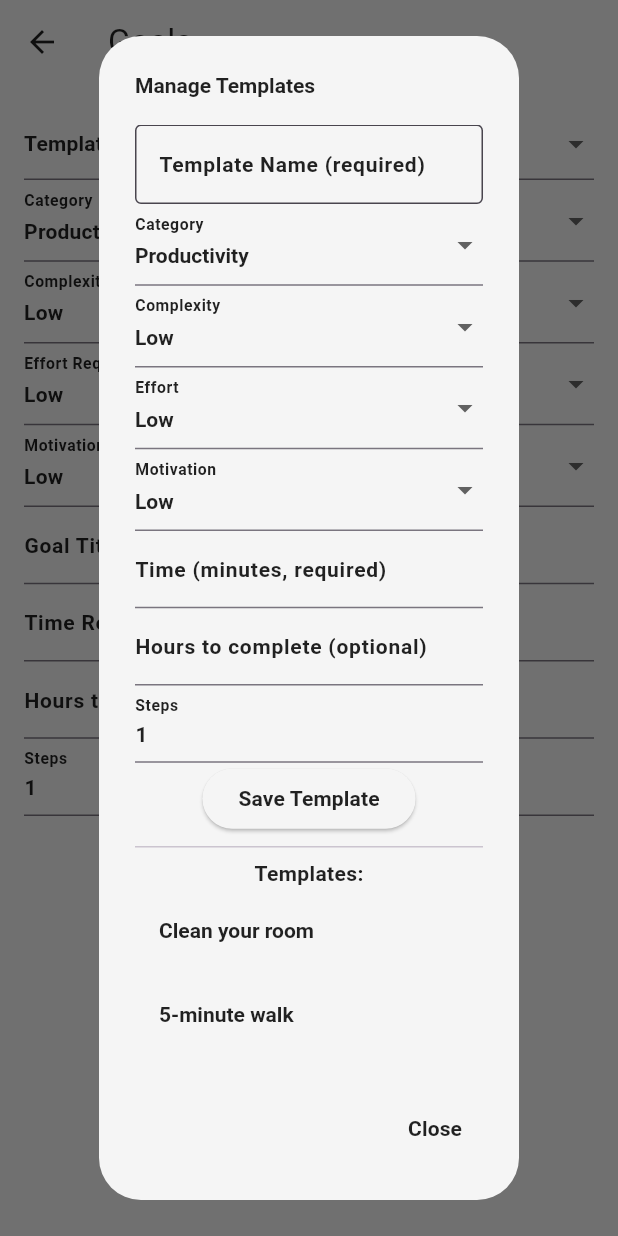
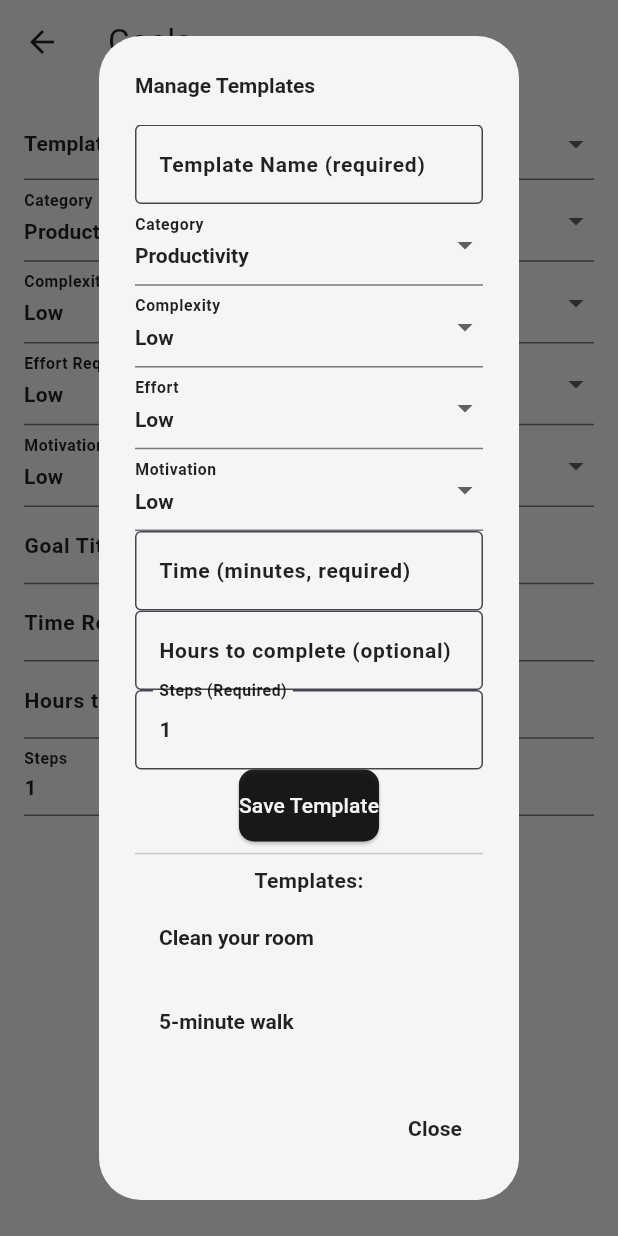
Before and after one commit to RandomSE/focusNexus, a Flutter app: the GoalsScreen screen opened by its route, after a tap on "Manage Templates", on a phone screen of 412 x 824 dp. Run offline on Flutter 3.47's test engine with Material 3 defaults, Android fonts, the phone set to English and light mode, and no system bars; our stand-ins replace flutter_local_notifications, flutter_secure_storage, permission_handler, timezone; missing offline and left inert: dart:ffi; accounts and stored records are empty.

Commit message:
Commit 31: Refactor
Refactor: Centralize UI components and improve goals screen

This commit improves Common Utils class to centralize reusable UI widgets and utility functions, cleaning up repeated code across different files.

Key changes:
- Created common builders for `TextFormField`, `Dropdown`, `SnackBar`, and various dialogs.
- Refactored the goals and achievement screens to use these new common utility widgets, reducing boilerplate.
- On the goals screen, added a pre-save validation function for templates and implemented a cleanup mechanism (`_validateTemplateGroups`) to handle multi-templates when a contained single template is deleted.
- In `achievement_service`, optimized storage writes by only saving if progress has changed.
- Minor UI text change on the dashboard screen title.
- Deleted several unused service files (`community_service`, `notification_service`, `task_service`, `user_preferences_service`).

```diff
--- a/lib/screens/dashboard_screen.dart
+++ b/lib/screens/dashboard_screen.dart
@@ -101,7 +101,7 @@ class _DashboardScreenState extends BaseState<DashboardScreen> {
       child: Scaffold(
         appBar: AppBar(
           title: Text(
-            'FocusNexus Dashboard',
+            'Dashboard',
             style: _textStyle,
             textAlign: TextAlign.center,
           ),
--- a/lib/screens/goals_screen.dart
+++ b/lib/screens/goals_screen.dart
@@ -587,6 +587,37 @@ class _GoalsScreenState extends BaseState<GoalsScreen> {
     }
   }
 
+  void _preSaveTemplate(String templateCategory, String templateComplexity, String templateEffort, String templateMotivation, GlobalKey<FormState> templateFormKey) {
+    if (!templateFormKey.currentState!.validate()) {
+      return; // stop if validation fails
+    }
+    if(_templateSteps.text.trim() == '') {
+      _templateSteps.text = '1';
+    }
+    final name = _templateName.text.trim();
+    final data = {
+      'category': templateCategory,
+      'complexity': templateComplexity,
+      'effort': templateEffort,
+      'motivation': templateMotivation,
+      'time': _templateTime.text.trim(),
+      'steps': _templateSteps.text.trim(),
+      'Hours to complete': _templateDeadline.text.trim(),
+    };
+
+    if (_templateDetails.containsKey(name)) {
+      setState(() => _templateDetails[name] = data);
+    } else {
+      setState(() => _userTemplates[name] = data);
+    }
+    _saveTemplates();
+
+    _templateName.clear();
+    _templateTime.clear();
+    _templateSteps.text = '1';
+    _templateDeadline.clear();
+  }
+
   void _viewGoalDetails(Map<String, dynamic> goal) {
     showDialog(
       context: context,
@@ -655,99 +686,29 @@ class _GoalsScreenState extends BaseState<GoalsScreen> {
                 child: Column(
                   mainAxisSize: MainAxisSize.min,
                   children: [
-                    TextFormField(
-                      controller: _templateName,
-                      style: _textStyle,
-                      decoration: InputDecoration(
-                        labelText: 'Template Name (required)',
-                        labelStyle: _textStyle,
-                        filled: true,
-                        fillColor: _secondaryColor,
-                        border: OutlineInputBorder(),
-                      ),
-                      validator: (value) {
+                    CommonUtils.buildTextFormField(
+                      _templateName, 'Template Name (required)', _textStyle, _secondaryColor, true, (value) {
                         if (value == null || value.trim().isEmpty) {
                           return 'Template name is required';
                         }
                         return null;
                         },
                     ),
-                    DropdownButtonFormField(
-                      dropdownColor: _secondaryColor,
-                      value: templateCategory,
-                      decoration: InputDecoration(
-                        labelText: 'Category',
-                        labelStyle: _textStyle,
-                      ),
-                      items: _categories
-                          .map((e) => DropdownMenuItem(value: e, child: Text(e)))
-                          .toList(),
-                      style: _textStyle,
-                      onChanged: (v) => setState(() => templateCategory = v!),
-                    ),
-                    DropdownButtonFormField(
-                      dropdownColor: _secondaryColor,
-                      value: templateComplexity,
-                      decoration: InputDecoration(
-                        labelText: 'Complexity',
-                        labelStyle: _textStyle,
-                      ),
-                      items: _levels
-                          .map((e) => DropdownMenuItem(value: e, child: Text(e)))
-                          .toList(),
-                      style: _textStyle,
-                      onChanged: (v) => setState(() => templateComplexity = v!),
-                    ),
-                    DropdownButtonFormField(
-                      dropdownColor: _secondaryColor,
-                      value: templateEffort,
-                      decoration: InputDecoration(
-                        labelText: 'Effort',
-                        labelStyle: _textStyle,
-                      ),
-                      items: _levels
-                          .map((e) => DropdownMenuItem(value: e, child: Text(e)))
-                          .toList(),
-                      style: _textStyle,
-                      onChanged: (v) => setState(() => templateEffort = v!),
-                    ),
-                    DropdownButtonFormField(
-                      dropdownColor: _secondaryColor,
-                      value: templateMotivation,
-                      decoration: InputDecoration(
-                        labelText: 'Motivation',
-                        labelStyle: _textStyle,
-                      ),
-                      items: _levels
-                          .map((e) => DropdownMenuItem(value: e, child: Text(e)))
-                          .toList(),
-                      style: _textStyle,
-                      onChanged: (v) => setState(() => templateMotivation = v!),
-                    ),
-                    TextFormField(
-                      style: _textStyle,
-                      controller: _templateTime,
-                      decoration: InputDecoration(
-                        labelText: 'Time (minutes, required)',
-                        labelStyle: _textStyle,
-                      ),
-                      validator: (v) {
+                    CommonUtils.buildDropdown('Category', templateCategory, _categories, _textStyle, _secondaryColor, (v) => setState(() => templateCategory = v!)),
+                    CommonUtils.buildDropdown('Complexity', templateComplexity, _levels, _textStyle, _secondaryColor, (v) => setState(() => templateComplexity = v!)),
+                    CommonUtils.buildDropdown('Effort', templateEffort, _levels, _textStyle, _secondaryColor, (v) => setState(() => templateEffort = v!)),
+                    CommonUtils.buildDropdown('Motivation', templateMotivation, _levels, _textStyle, _secondaryColor, (v) => setState(() => templateMotivation = v!)),
+                    CommonUtils.buildTextFormField(_templateTime, 'Time (minutes, required)', _textStyle, _secondaryColor, true, (v) {
                       final parsed = int.tryParse(v?.trim() ?? '');
                       if (parsed == null || parsed < 1 || parsed > 999) {
-                          return 'Please enter a valid number greater than 0 and smaller than 1000';
+                        return 'Please enter a whole number > 0 and < 1000';
                       }
                       minutesRequired = parsed;
                       return null;
-                      },
-                    ),
-                    TextFormField(
-                      style: _textStyle,
-                      controller: _templateDeadline,
-                      decoration: InputDecoration(
-                        labelText: 'Hours to complete (optional)',
-                        labelStyle: _textStyle,
-                      ),
-                      validator: (v) {
+                      }, keyboardType: TextInputType.number
+                    ),
+
+                    CommonUtils.buildTextFormField(_templateDeadline, 'Hours to complete (optional)', _textStyle, _secondaryColor, true, (v) {
                       if (v == null || v.trim().isEmpty) return null; // optional
                       final parsed = int.tryParse(v.trim());
                       if (parsed == null || parsed <= 0 || parsed > 10000) {
@@ -758,61 +719,19 @@ class _GoalsScreenState extends BaseState<GoalsScreen> {
                         return 'Deadline must be greater than time required.';
                       }
                       return null;
-                      },
-                    ),
-                    TextFormField(
-                      style: _textStyle,
-                      controller: _templateSteps,
-                      decoration: InputDecoration(
-                        labelText: 'Steps',
-                        labelStyle: _textStyle,
-                      ),
-                      validator: (v) {
+                      }, keyboardType: TextInputType.number
+                    ),
+
+                    CommonUtils.buildTextFormField(_templateSteps, 'Steps (Required)', _textStyle, _secondaryColor, true, (v) {
                       final trimmed = v?.trim();
                       final parsed = int.tryParse(trimmed?.isEmpty ?? true ? '1' : trimmed!);
                       if (parsed == null || parsed < 1 || parsed > 999) {
-                          return 'Please enter a valid whole number above 0 and smaller than 1000';
+                        return 'Please enter a valid whole number > 0 and smaller than 1000';
                       }
                       return null;
                       },
                     ),
-                    ElevatedButton(
-                      onPressed: () {
-                        if (!templateFormKey.currentState!.validate()) {
-                          return; // stop if validation fails
-                        }
-                        if(_templateSteps.text.trim() == '') {
-                          _templateSteps.text = '1';
-                        }
-                        final name = _templateName.text.trim();
-                        final data = {
-                          'category': templateCategory,
-                          'complexity': templateComplexity,
-                          'effort': templateEffort,
-                          'motivation': templateMotivation,
-                          'time': _templateTime.text.trim(),
-                          'steps': _templateSteps.text.trim(),
-                          'Hours to complete': _templateDeadline.text.trim(),
-                        };
-
-                        if (_templateDetails.containsKey(name)) {
-                          setState(() => _templateDetails[name] = data);
-                        } else {
-                          setState(() => _userTemplates[name] = data);
-                        }
-                        _saveTemplates();
-
-                        _templateName.clear();
-                        _templateTime.clear();
-                        _templateSteps.text = '1';
-                        _templateDeadline.clear();
-                      },
-                      style: ElevatedButton.styleFrom(
-                        backgroundColor: _secondaryColor,
-                        foregroundColor: _primaryColor,
-                      ),
-                      child: Text('Save Template', style:_textStyle),
-                    ),
+                    CommonUtils.buildElevatedButton('Save Template', _primaryColor, _secondaryColor, 14, 10, () => _preSaveTemplate(templateCategory, templateComplexity, templateEffort, templateMotivation, templateFormKey)),
                     const Divider(),
                     Text('Templates:', style: _textStyle),
                     ...[
@@ -829,6 +748,7 @@ class _GoalsScreenState extends BaseState<GoalsScreen> {
                             setState(() {
                               _userTemplates.remove(name);
                               _saveTemplates();
+                              _validateTemplateGroups(); // check that no multi-templates were effected by this deletion.
                             });
                           },
                         )
@@ -880,6 +800,43 @@ class _GoalsScreenState extends BaseState<GoalsScreen> {
       value: json.encode(_templateGroups),
     );
   }
+
+  Future<void> _validateTemplateGroups() async { // Cleans up template groups with deleted templates.
+    // Collect all valid template names
+    final validTemplateNames = _userTemplates.keys.toSet();
+
+    final Map<String, List<String>> updatedGroups = {};
+
+    _templateGroups.forEach((groupName, templates) {
+      // Keep only templates that still exist
+      final validTemplates = templates.where((t) => validTemplateNames.contains(t)).toList();
+
+      if (validTemplates.isEmpty) {
+        debugPrint('Group "$groupName" only contained deleted templates. Removing group.');
+        CommonUtils.showAlertDialog(context, 'Multi-template using deleted template(s)', '$groupName contained only deleted templates. Removing group.', _textStyle, _secondaryColor);
+        // skip this group entirely
+      } else if (validTemplates.length < templates.length) {
+        debugPrint('Group "$groupName" had some deleted templates. Rebuilding with valid ones: $validTemplates');
+        CommonUtils.showAlertDialog(context, 'Multi-template using deleted template(s)', 'Group "$groupName" had some deleted templates. Rebuilding with valid ones: $validTemplates', _textStyle, _secondaryColor);
+        updatedGroups[groupName] = validTemplates;
+      } else {
+        // all templates still valid
+        updatedGroups[groupName] = templates;
+      }
+    });
+
+    setState(() {
+      _templateGroups = updatedGroups;
+    });
+
+    // persist the cleaned-up groups
+    await _storage.write(
+      key: 'templateGroups',
+      value: json.encode(_templateGroups),
+    );
+  }
+
+
 
   Future<void> _loadTemplateGroups() async {
     final saved = await _storage.read(key: 'templateGroups');
@@ -922,7 +879,7 @@ class _GoalsScreenState extends BaseState<GoalsScreen> {
                         child: Text(groupName, style: _textStyle),
                       );
                     }).toList(),
-                    onChanged: (groupName) {
+                    onChanged: (groupName) async {
                       setState(() {
                         selectedGroup = groupName;
                         selectedTemplates = List.from(_templateGroups[groupName!] ?? []);
@@ -974,7 +931,7 @@ class _GoalsScreenState extends BaseState<GoalsScreen> {
                           _saveTemplateGroups();
                         },
                       ),
-                      onTap: () {
+                      onTap: () async {
                         setState(() {
                           selectedGroup = name;
                           selectedTemplates = List.from(_templateGroups[name]!);
@@ -1006,7 +963,7 @@ class _GoalsScreenState extends BaseState<GoalsScreen> {
                     validationMessage = null; // clear message on success
                   });
                   _saveTemplateGroups();
-                  Navigator.of(context).pop(); // close dialog
+                  CommonUtils.showDialogWidget(context, '$groupName has been updated.', _textStyle, _secondaryColor);
                   },
                   child: Text('Save/Update Group', style: _textStyle),
                 ),
@@ -1015,7 +972,7 @@ class _GoalsScreenState extends BaseState<GoalsScreen> {
                     padding: const EdgeInsets.only(top: 8.0),
                     child: Text(
                       validationMessage!,
-                      style: _textStyle.copyWith(color: Colors.red),
+                      style: _textStyle.copyWith(color: Colors.purple),
                     ),
                   ),
               ElevatedButton(
@@ -1024,7 +981,10 @@ class _GoalsScreenState extends BaseState<GoalsScreen> {
                   foregroundColor: _primaryColor,
                 ),
                 onPressed: () async {
-                  if (selectedTemplates.isEmpty) return;
+                  if (selectedTemplates.isEmpty) {
+                    CommonUtils.showAlertDialog(context, 'No templates Selected', 'Please select at least one template to create goals from.', _textStyle, _secondaryColor);
+                    return;
+                  }
                   for (final templateName in selectedTemplates) {
                     final data = _templateDetails[templateName] ?? _userTemplates[templateName]!;
                     await _createGoalFromTemplates(
@@ -1038,7 +998,7 @@ class _GoalsScreenState extends BaseState<GoalsScreen> {
                     deadlineHours: data['Hours to complete'],
                     );
                   }
-                  Navigator.pop(context);
+                  CommonUtils.showDialogWidget(context, 'Goals created from selected templates.', _textStyle, _secondaryColor);
                 },
                 child: Text('Create Goals', style: _textStyle),
               ),
--- a/lib/utils/common_utils.dart
+++ b/lib/utils/common_utils.dart
@@ -3,16 +3,19 @@ import 'package:flutter/material.dart';
 import 'package:timezone/timezone.dart' as tz;
 
 class CommonUtils {
-
-  static Future<void> waitForMilliseconds(int milliseconds) async { // Mostly use seconds, but this is more dynamic (as there are areas I use < 1 second)
+  static Future<void> waitForMilliseconds(int milliseconds) async {
+    // Mostly use seconds, but this is more dynamic (as there are areas I use < 1 second)
     await Future.delayed(Duration(milliseconds: milliseconds));
   }
 
-  static tz.TZDateTime newTimeMinusHours (tz.TZDateTime time, int hours){
+  static tz.TZDateTime newTimeMinusHours(tz.TZDateTime time, int hours) {
     return time.subtract(Duration(hours: hours));
   }
 
-  static Future<tz.TZDateTime?> tzDateTimeFromHHmm(String hhmm, {tz.Location? location}) async {
+  static Future<tz.TZDateTime?> tzDateTimeFromHHmm(
+    String hhmm, {
+    tz.Location? location,
+  }) async {
     final loc = location ?? tz.local;
     final parts = hhmm.trim().split(':');
     if (parts.length != 2) return null;
@@ -23,7 +26,14 @@ class CommonUtils {
     if (hour < 0 || hour > 23 || minute < 0 || minute > 59) return null;
 
     final now = tz.TZDateTime.now(loc);
-    var candidate = tz.TZDateTime(loc, now.year, now.month, now.day, hour, minute);
+    var candidate = tz.TZDateTime(
+      loc,
+      now.year,
+      now.month,
+      now.day,
+      hour,
+      minute,
+    );
 
     if (!candidate.isAfter(now)) {
       candidate = candidate.add(const Duration(days: 1));
@@ -34,9 +44,12 @@ class CommonUtils {
 
   static int scoreFromLevel(String level) {
     switch (level.toLowerCase()) {
-      case 'high': return 3;
-      case 'medium': return 1;
-      default: return 0;
+      case 'high':
+        return 3;
+      case 'medium':
+        return 1;
+      default:
+        return 0;
     }
   }
 
@@ -59,10 +72,7 @@ class CommonUtils {
   }
 
   static Text buildText(String text, TextStyle style) {
-    return Text(
-      text,
-      style: style,
-    );
+    return Text(text, style: style);
   }
 
   static ElevatedButton buildElevatedButton(
@@ -87,6 +97,116 @@ class CommonUtils {
     );
   }
 
+  static void showSnackBar(
+    BuildContext context,
+    String text,
+    TextStyle textStyle,
+    int durationMilliseconds,
+    int margin,
+  ) {
+    ScaffoldMessenger.of(context).showSnackBar(
+      SnackBar(
+        content: Text(text, style: textStyle),
+        duration: Duration(milliseconds: durationMilliseconds),
+        behavior: SnackBarBehavior.floating,
+        margin: EdgeInsets.all(margin.toDouble()),
+      ),
+    );
+  }
+
+  static void showAlertDialog(
+      BuildContext context,
+      String titleText,
+      String bodyText,
+      TextStyle textStyle,
+      Color backgroundColor,
+      ) {
+    showDialog(
+      context: context,
+      builder: (ctx) =>
+          AlertDialog(
+            backgroundColor: backgroundColor,
+            title: Text(titleText, style: textStyle),
+            content: Text(
+                bodyText,
+                style: textStyle),
+            actions: [
+              TextButton(onPressed: () => Navigator.of(ctx).pop(),
+                  child: Text('OK', style: textStyle
+                  ))
+            ],
+          ),
+    );
+  }
+
+  static void showDialogWidget(
+      BuildContext context,
+      String titleText,
+      TextStyle textStyle,
+      Color backgroundColor,
+      ) {
+    showDialog(
+      context: context,
+      builder: (ctx) =>
+          Dialog(
+            backgroundColor: backgroundColor,
+            child: Text('$titleText Click anywhere to close this pop-up.', style: textStyle),
+          ),
+    );
+  }
+
+  static Widget buildDropdown<T>(
+    String label,
+    T value,
+    List<T> options,
+    TextStyle textStyle,
+    Color dropdownColor,
+    ValueChanged<T?> onChanged,
+  ) {
+    return DropdownButtonFormField<T>(
+      dropdownColor: dropdownColor,
+      value: value,
+      decoration: InputDecoration(
+        labelText: label,
+        labelStyle: textStyle,
+      ),
+      items: options
+          .map((e) => DropdownMenuItem<T>(
+        value: e,
+        child: Text(e.toString(), style: textStyle),
+      ))
+          .toList(),
+      style: textStyle,
+      onChanged: onChanged,
+    );
+  }
+
+  static Widget buildTextFormField(
+    TextEditingController? controller,
+    String? label,
+    TextStyle? textStyle,
+    Color? fillColor,
+    bool filled,
+    String? Function(String?)? validator, {
+    TextInputType? keyboardType, }
+  ) {
+    keyboardType ??= TextInputType.text;
+    return TextFormField(
+      controller: controller,
+      style: textStyle,
+      keyboardType: keyboardType,
+      decoration: InputDecoration(
+        labelText: label,
+        labelStyle: textStyle,
+        filled: filled,
+        fillColor: fillColor,
+        border: const OutlineInputBorder(),
+      ),
+      validator: validator,
+    );
+  }
+
+
 
 
 }
```
Also changed, not shown: lib/services/achievement_service.dart (+6 -3 lines), lib/views/AchievementDetailView.dart (+1 -11 lines), lib/services/community_service.dart (deleted), lib/services/notification_service.dart (deleted), lib/services/task_service.dart (deleted), lib/services/user_preferences_service.dart (deleted). Lines whose indentation alone changed are shown as unchanged.
